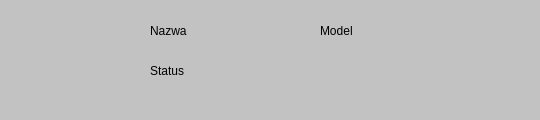
Old version of the form carblock.ui in the repository RStravinsky/CarReservation.
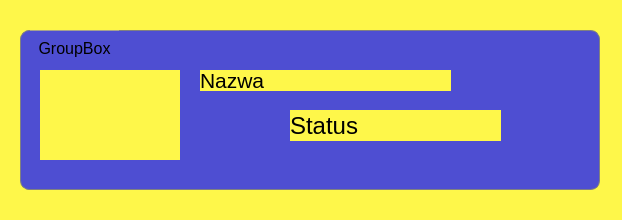
New version of the form.

Patch:
```diff
--- a/carblock.ui
+++ b/carblock.ui
@@ -6,8 +6,8 @@
    <rect>
     <x>0</x>
     <y>0</y>
-    <width>540</width>
-    <height>120</height>
+    <width>622</width>
+    <height>220</height>
    </rect>
   </property>
   <property name="sizePolicy">
@@ -18,88 +18,129 @@
   </property>
   <property name="minimumSize">
    <size>
-    <width>540</width>
-    <height>120</height>
+    <width>590</width>
+    <height>170</height>
    </size>
   </property>
   <property name="maximumSize">
    <size>
-    <width>540</width>
-    <height>120</height>
+    <width>16777215</width>
+    <height>16777215</height>
    </size>
   </property>
   <property name="windowTitle">
    <string>Form</string>
   </property>
   <property name="styleSheet">
-   <string notr="true">background-color: rgb(194, 194, 194);</string>
+   <string notr="true">background-color: rgb(254, 247, 74);</string>
   </property>
-  <widget class="QLabel" name="lblPhoto">
+  <widget class="QGroupBox" name="groupBox">
    <property name="geometry">
     <rect>
-     <x>19</x>
-     <y>20</y>
-     <width>111</width>
-     <height>80</height>
+     <x>20</x>
+     <y>30</y>
+     <width>580</width>
+     <height>160</height>
     </rect>
    </property>
-   <property name="autoFillBackground">
-    <bool>false</bool>
+   <property name="minimumSize">
+    <size>
+     <width>580</width>
+     <height>160</height>
+    </size>
    </property>
-   <property name="text">
-    <string/>
+   <property name="maximumSize">
+    <size>
+     <width>580</width>
+     <height>170</height>
+    </size>
    </property>
-   <property name="scaledContents">
-    <bool>true</bool>
+   <property name="font">
+    <font>
+     <pointsize>12</pointsize>
+    </font>
    </property>
-  </widget>
-  <widget class="QLabel" name="lblName">
-   <property name="geometry">
-    <rect>
-     <x>150</x>
-     <y>20</y>
-     <width>121</width>
-     <height>21</height>
-    </rect>
+   <property name="styleSheet">
+    <string notr="true">QGroupBox {
+    border: 1px solid gray;
+    border-radius: 9px;
+    margin-top: 0.5em;
+	
+	background-color: rgb(78, 78, 210);
+}
+
+QGroupBox::title {
+    subcontrol-origin: margin;
+    left: 10px;
+    padding: 9 6px 0 6px;
+}
+
+</string>
    </property>
-   <property name="autoFillBackground">
-    <bool>false</bool>
+   <property name="title">
+    <string>GroupBox</string>
    </property>
-   <property name="text">
-    <string>Nazwa</string>
-   </property>
-  </widget>
-  <widget class="QLabel" name="lblModel">
-   <property name="geometry">
-    <rect>
-     <x>320</x>
-     <y>20</y>
-     <width>161</width>
-     <height>21</height>
-    </rect>
-   </property>
-   <property name="autoFillBackground">
-    <bool>false</bool>
-   </property>
-   <property name="text">
-    <string>Model</string>
-   </property>
-  </widget>
-  <widget class="QLabel" name="lblStatus">
-   <property name="geometry">
-    <rect>
-     <x>150</x>
-     <y>60</y>
-     <width>121</width>
-     <height>21</height>
-    </rect>
-   </property>
-   <property name="autoFillBackground">
-    <bool>false</bool>
-   </property>
-   <property name="text">
-    <string>Status</string>
-   </property>
+   <widget class="QLabel" name="lblStatus">
+    <property name="geometry">
+     <rect>
+      <x>270</x>
+      <y>80</y>
+      <width>211</width>
+      <height>31</height>
+     </rect>
+    </property>
+    <property name="font">
+     <font>
+      <pointsize>18</pointsize>
+     </font>
+    </property>
+    <property name="autoFillBackground">
+     <bool>false</bool>
+    </property>
+    <property name="text">
+     <string>Status</string>
+    </property>
+   </widget>
+   <widget class="QLabel" name="lblNameModel">
+    <property name="geometry">
+     <rect>
+      <x>180</x>
+      <y>40</y>
+      <width>251</width>
+      <height>21</height>
+     </rect>
+    </property>
+    <property name="font">
+     <font>
+      <pointsize>16</pointsize>
+     </font>
+    </property>
+    <property name="autoFillBackground">
+     <bool>false</bool>
+    </property>
+    <property name="text">
+     <string>Nazwa</string>
+    </property>
+   </widget>
+   <widget class="QLabel" name="lblPhoto">
+    <property name="geometry">
+     <rect>
+      <x>20</x>
+      <y>40</y>
+      <width>140</width>
+      <height>90</height>
+     </rect>
+    </property>
+    <property name="autoFillBackground">
+     <bool>false</bool>
+    </property>
+    <property name="text">
+     <string/>
+    </property>
+    <property name="scaledContents">
+     <bool>true</bool>
+    </property>
+   </widget>
   </widget>
  </widget>
  <resources/>
```
